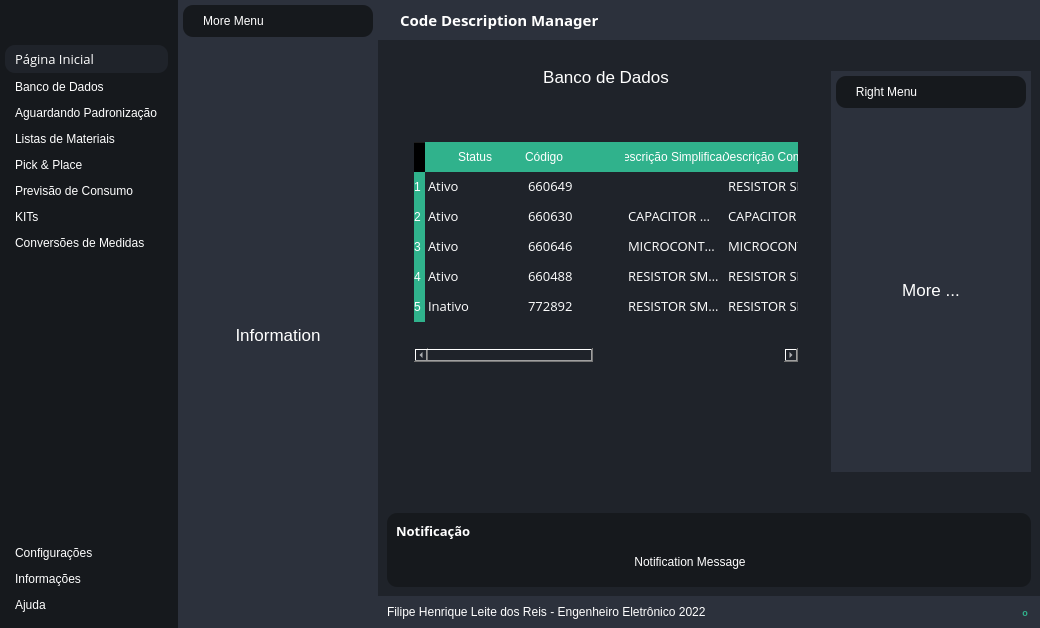
First picture: the form in interface_22_modern_tutorial.ui, repository filipehlreis/code-description-manager, before the edit.
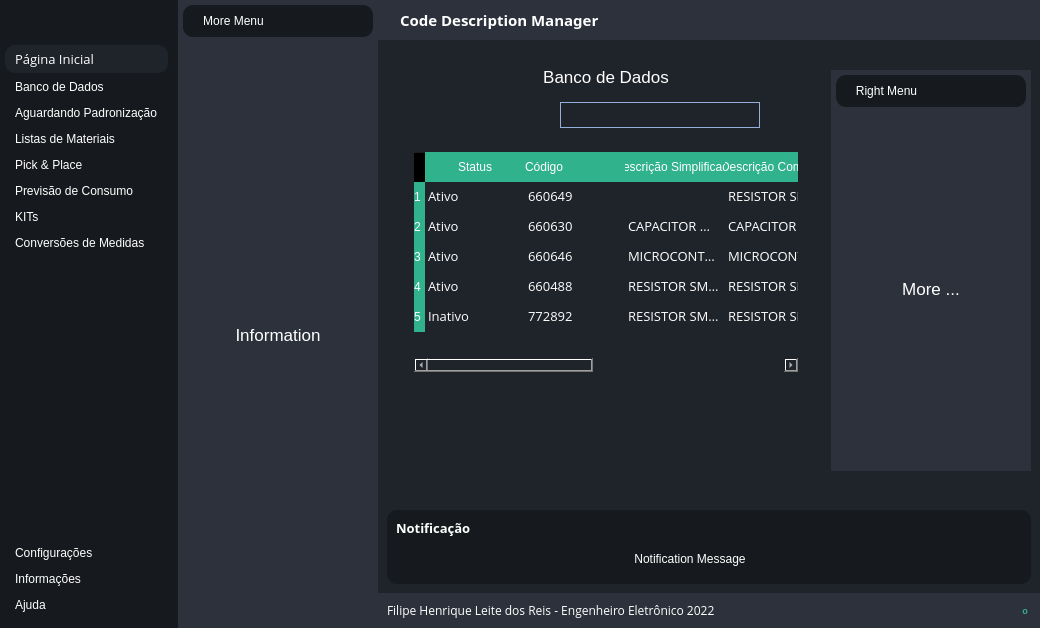
Second picture: the form after the edit. Icons and pictures are not drawn. Custom widgets are drawn as their Qt base class.

Commit message:
inserido borda no campo de pesquisa e alterado cor linha da tabela
Foi inserido borda no campo de pesquisa na aba do banco de dados, e a respectiva tabela de banco de dados tambem teve a cor para linha selecionada, alterada para o azul #21366E.

```diff
--- a/interface_22_modern_tutorial.ui
+++ b/interface_22_modern_tutorial.ui
@@ -1118,18 +1118,24 @@
                       <property name="minimumSize">
                        <size>
                         <width>200</width>
-                        <height>0</height>
+                        <height>26</height>
                        </size>
                       </property>
+                      <property name="font">
+                       <font>
+                        <family>Open Sans</family>
+                        <pointsize>10</pointsize>
+                       </font>
+                      </property>
                       <property name="styleSheet">
                        <string notr="true">
 QLineEdit {
-	border: solid 1px white;
+	border: 1px solid #94B0DA;
 }</string>
                       </property>
                      </widget>
                     </item>
-                    <item alignment="Qt::AlignRight|Qt::AlignTop">
+                    <item alignment="Qt::AlignRight|Qt::AlignVCenter">
                      <widget class="QPushButton" name="pushButton">
                       <property name="text">
                        <string/>
@@ -1152,7 +1158,7 @@
                  <item>
                   <widget class="QFrame" name="frame_12">
                    <property name="sizePolicy">
-                    <sizepolicy hsizetype="Preferred" vsizetype="Expanding">
+                    <sizepolicy hsizetype="Preferred" vsizetype="Minimum">
                      <horstretch>0</horstretch>
                      <verstretch>0</verstretch>
                     </sizepolicy>
@@ -1201,18 +1207,21 @@
                       </property>
                       <property name="styleSheet">
                        <string notr="true">
-QHeaderView::section {
+QHeaderView::section{
     background-color: #30B28C;
 	font: bold 12pt &quot;Open Sans&quot;;
 
-    border: solid;
+
+    border: none;
     height: 30px;
 }
 
+
 QTableWidget {
 	height: 100%;
 	font: normal 10pt &quot;Open Sans&quot;;
 }
+
 </string>
                       </property>
                       <property name="frameShape">
@@ -1933,6 +1942,12 @@
             <layout class="QHBoxLayout" name="horizontalLayout_12">
              <item>
               <widget class="QLabel" name="label_15">
+               <property name="font">
+                <font>
+                 <family>Open Sans</family>
+                 <pointsize>9</pointsize>
+                </font>
+               </property>
                <property name="text">
                 <string>Filipe Henrique Leite dos Reis - Engenheiro Eletrônico 2022</string>
                </property>
```
The commit also changes 1 other file.
